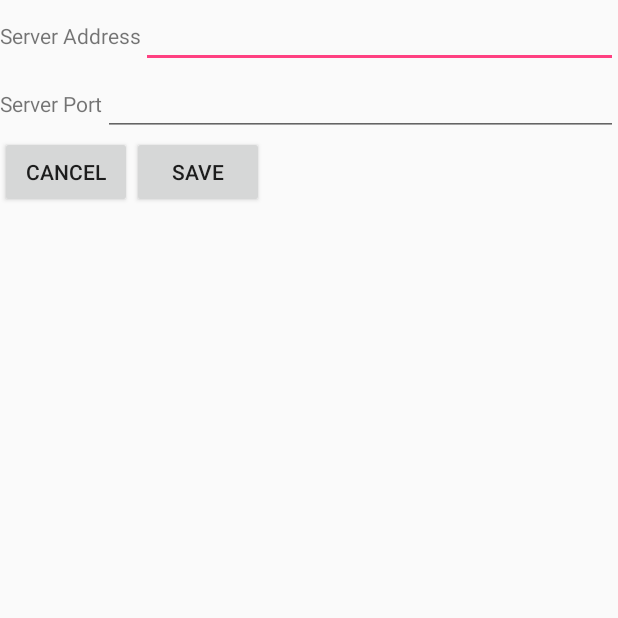
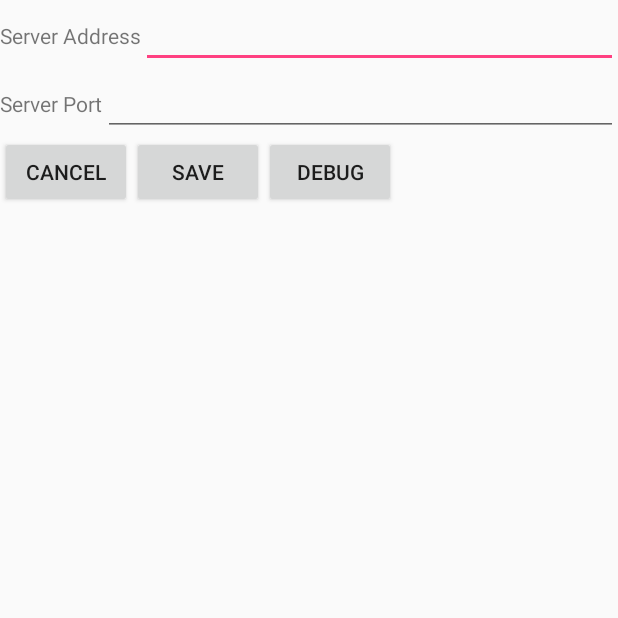
Before and after one commit to knappjf/ParkCompanion, an Android app: the SettingsActivity screen opened directly, with no data from a screen before it, on a phone screen of 412 x 824 dp, the top half of it. Run offline under Robolectric (Android 15) with nearby library versions, the phone set to English and light mode, and no system bars.

Commit message:
Settings work, still need to add type checking

```diff
--- a/app/src/main/java/info/jfknapp/parkcompanion/Settings/Settings.java
+++ b/app/src/main/java/info/jfknapp/parkcompanion/Settings/Settings.java
@@ -4,6 +4,11 @@ package info.jfknapp.parkcompanion.Settings;
  * Created by Jeff on 2/23/2016.
  */
 public interface Settings {
-    public void setValue(String key, String value);
-    public String getValue(String key);
+    final String SERVER_ADDRESS_STRING = "server_address";
+    final String SERVER_PORT_STRING = "server_port";
+    final String SETTINGS_ERROR = "Failed to Store Setting";
+    final String SETTINGS_SUCCESS = "Setting Changed Successfully";
+
+    void setValue(String key, String value);
+    String getValue(String key);
 }
--- a/app/src/main/java/info/jfknapp/parkcompanion/Settings/SettingsPresenter.java
+++ b/app/src/main/java/info/jfknapp/parkcompanion/Settings/SettingsPresenter.java
@@ -4,5 +4,8 @@ package info.jfknapp.parkcompanion.Settings;
  * Created by Jeff on 2/23/2016.
  */
 public interface SettingsPresenter {
+    final String TAG = "[Park Companion]";
+
     void updateSetting(String key, String value);
+    String debugSetting(String key);
 }
--- a/app/src/main/res/layout/activity_settings.xml
+++ b/app/src/main/res/layout/activity_settings.xml
@@ -60,5 +60,12 @@
             android:text="@string/save"
             android:id="@+id/button6"
             android:onClick="onSaveButton" />
+
+        <Button
+            android:layout_width="wrap_content"
+            android:layout_height="wrap_content"
+            android:text="Debug"
+            android:id="@+id/button3"
+            android:onClick="debug" />
     </LinearLayout>
 </LinearLayout>
```
Also changed, not shown: app/src/main/java/info/jfknapp/parkcompanion/Settings/SettingsActivity.java (+9 -3 lines), app/src/main/java/info/jfknapp/parkcompanion/Settings/SettingsPresenterClass.java (+17 -5 lines).
